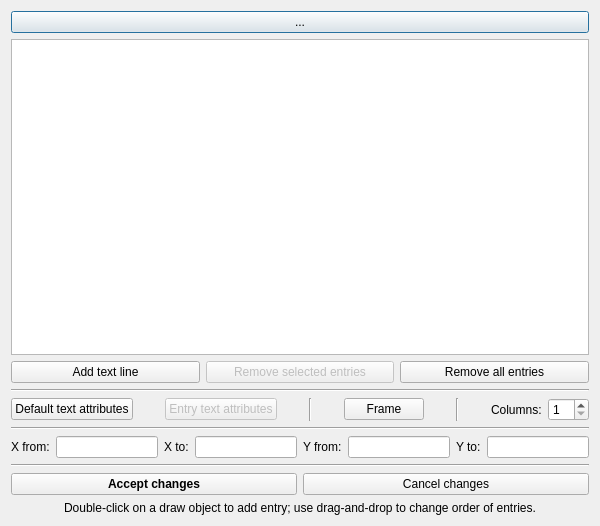
Above: src/gui/GraphWindowTools/alegenddialog.ui from andrmor/ANTS2 before the change. Below: the same form after it.
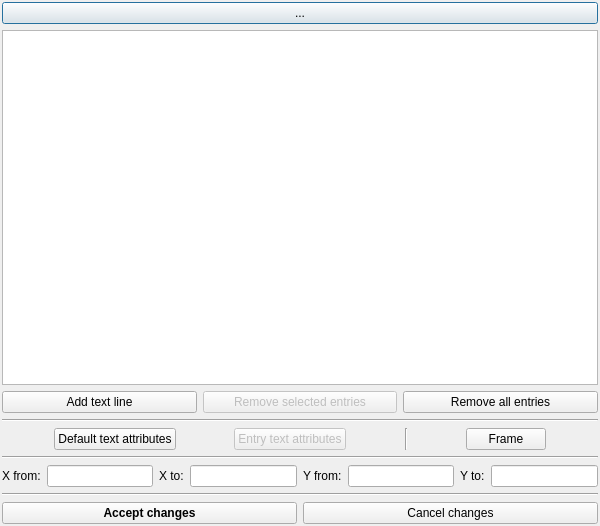
That is the form after the change.

The edit to the form file:
```diff
--- a/src/gui/GraphWindowTools/alegenddialog.ui
+++ b/src/gui/GraphWindowTools/alegenddialog.ui
@@ -13,7 +13,33 @@
   <property name="windowTitle">
    <string>Dialog</string>
   </property>
-  <layout class="QVBoxLayout" name="verticalLayout">
+  <layout class="QVBoxLayout" name="lMain">
+   <property name="leftMargin">
+    <number>0</number>
+   </property>
+   <property name="topMargin">
+    <number>0</number>
+   </property>
+   <property name="rightMargin">
+    <number>0</number>
+   </property>
+   <property name="bottomMargin">
+    <number>0</number>
+   </property>
+   <item>
+    <layout class="QVBoxLayout" name="lCentral">
+     <property name="leftMargin">
+      <number>2</number>
+     </property>
+     <property name="topMargin">
+      <number>2</number>
+     </property>
+     <property name="rightMargin">
+      <number>2</number>
+     </property>
+     <property name="bottomMargin">
+      <number>2</number>
+     </property>
    <item>
     <widget class="QPushButton" name="pbDummy">
      <property name="text">
@@ -84,6 +110,19 @@
    </item>
    <item>
     <layout class="QHBoxLayout" name="horizontalLayout">
+       <item>
+        <spacer name="horizontalSpacer_5">
+         <property name="orientation">
+          <enum>Qt::Horizontal</enum>
+         </property>
+         <property name="sizeHint" stdset="0">
+          <size>
+           <width>40</width>
+           <height>20</height>
+          </size>
+         </property>
+        </spacer>
+       </item>
      <item>
       <widget class="QPushButton" name="pbDefaultTextProperties">
        <property name="toolTip">
@@ -170,43 +209,6 @@
        </property>
       </spacer>
      </item>
-     <item>
-      <widget class="Line" name="line_4">
-       <property name="orientation">
-        <enum>Qt::Vertical</enum>
-       </property>
-      </widget>
-     </item>
-     <item>
-      <spacer name="horizontalSpacer_5">
-       <property name="orientation">
-        <enum>Qt::Horizontal</enum>
-       </property>
-       <property name="sizeHint" stdset="0">
-        <size>
-         <width>40</width>
-         <height>20</height>
-        </size>
-       </property>
-      </spacer>
-     </item>
-     <item>
-      <widget class="QLabel" name="label">
-       <property name="text">
-        <string>Columns:</string>
-       </property>
-      </widget>
-     </item>
-     <item>
-      <widget class="QSpinBox" name="sbNumColumns">
-       <property name="minimum">
-        <number>1</number>
-       </property>
-       <property name="maximum">
-        <number>10</number>
-       </property>
-      </widget>
-     </item>
     </layout>
    </item>
    <item>
@@ -294,15 +296,7 @@
      </item>
     </layout>
    </item>
-   <item>
-    <widget class="QLabel" name="label_6">
-     <property name="text">
-      <string>Double-click on a draw object to add entry; use drag-and-drop to change order of entries.</string>
-     </property>
-     <property name="alignment">
-      <set>Qt::AlignCenter</set>
-     </property>
-    </widget>
+    </layout>
    </item>
   </layout>
  </widget>
```
Lines whose indentation alone changed are shown as unchanged.
